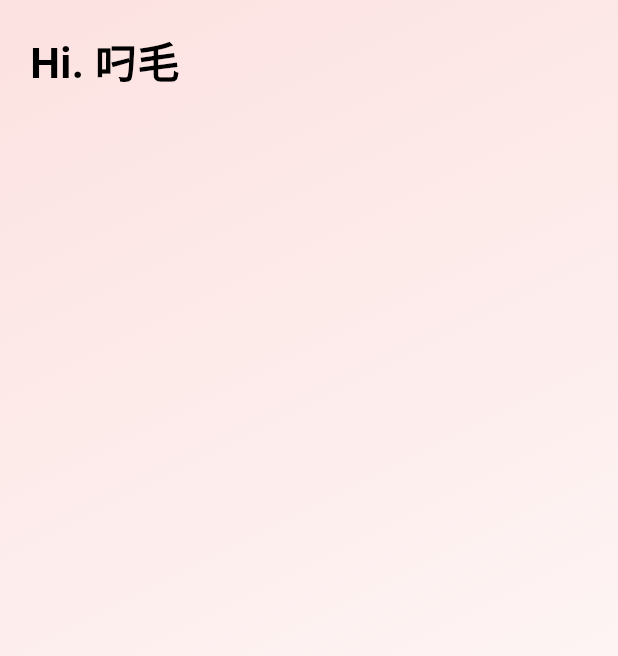
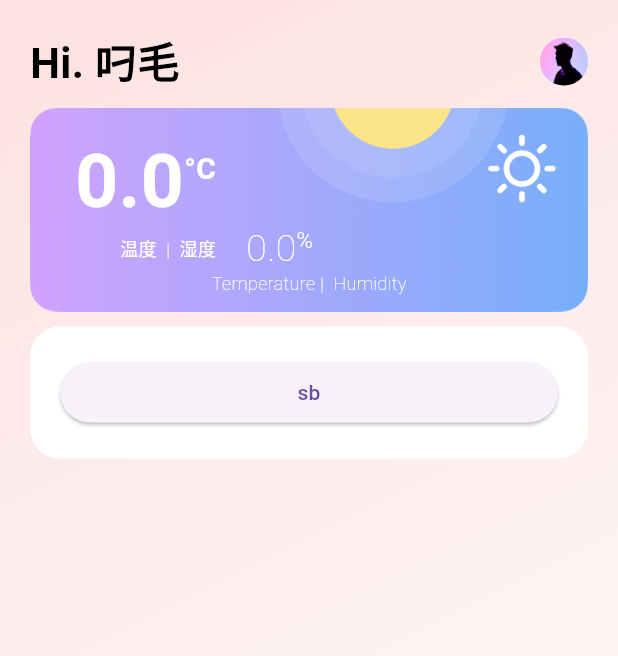
Before and after one commit to Chord-Graduation-design/Control, a Flutter app: the screen it shows after launch, on a phone screen of 412 x 824 dp. Shown: the top 656 px of the screen. Run offline on Flutter 3.47's test engine with Material 2 defaults, Android fonts, the phone set to English and light mode, and no system bars; our stand-ins replace get; missing offline and left inert: mqtt_client.

Commit message:
画出雏形,并与Mqtt服务器建立连接

```diff
--- a/lib/home/view.dart
+++ b/lib/home/view.dart
@@ -24,6 +24,7 @@ class HomePage extends StatelessWidget {
           child: SafeArea(
             child: Column(
               children: [
+                //标题
                 Row(
                   mainAxisAlignment: MainAxisAlignment.spaceBetween,
                   crossAxisAlignment: CrossAxisAlignment.center,
@@ -36,8 +37,35 @@ class HomePage extends StatelessWidget {
                           fontWeight: FontWeight.bold
                       ),
                     ),
+                    CircleAvatar(
+                      minRadius: 16,
+                      backgroundImage: AssetImage("assets/images/user.webp"),
+                    )
                   ]
-                )
+                ),
+                const SizedBox(
+                  height: 10,
+                ),
+                Temperature(),
+                const SizedBox(
+                  height: 10,
+                ),
+                Container(
+                  width: double.infinity,
+                  decoration: const BoxDecoration(
+                    borderRadius: BorderRadius.all(Radius.circular(20)),
+                    color: Colors.white,
+                  ),
+                  child: Padding(
+                    padding: const EdgeInsets.all(20),
+                    child: ElevatedButton(
+                        onPressed: (){
+
+                        },
+                        child: Text('sb')),
+
+                  ),
+                ),
               ],
             ),
           ),
@@ -45,4 +73,79 @@ class HomePage extends StatelessWidget {
       ),
     );
   }
+
+  Temperature(){
+    return Stack(
+        children:[
+          Image.asset("assets/images/Sunny.webp"),
+          Column(
+            children: [
+              SizedBox(height: 20),
+              Row(
+                children: [
+                  const SizedBox(
+                    width: 30,
+                  ),
+                  Obx(() => Text((logic.temp.value).toStringAsFixed(1),
+                      style: const TextStyle(
+                          fontSize: 50,
+                          color: Colors.white,
+                          height: 0,
+                          fontWeight: FontWeight.bold))),
+                  const Padding(
+                      padding: EdgeInsets.fromLTRB(0, 0, 0, 20),
+                      child: Text("°C",
+                          style: TextStyle(
+                              fontSize: 20,
+                              color: Colors.white,
+                              height: 0,
+                              fontWeight: FontWeight.bold))
+                  ),
+                ],
+              ),
+              Row(
+                children: [
+                  const SizedBox(
+                    width: 60,
+                  ),
+                  const Text("温度  |  湿度",
+                      style: TextStyle(
+                          height: 0,
+                          fontSize: 12,
+                          color: Colors.white,
+                          fontWeight: FontWeight.w100)),
+                  const SizedBox(width: 20),
+                  Obx(() => Text((logic.hum.value).toStringAsFixed(1),
+                      style: const TextStyle(
+                          fontSize: 25,
+                          color: Colors.white,
+                          height: 0,
+                          fontWeight: FontWeight.w200))),
+                  const Padding(
+                      padding: EdgeInsets.fromLTRB(0, 0, 0, 10),
+                      child: Text("%",
+                          style: TextStyle(
+                              fontSize: 15,
+                              color: Colors.white,
+                              height: 0,
+                              fontWeight: FontWeight.w300))
+                  ),
+                ],
+
+              ),
+              const Center(
+                child:Text(
+                    "Temperature |  Humidity",
+                    style: TextStyle(
+                        fontSize: 12,
+                        color: Colors.white,
+                        fontWeight: FontWeight.w100)
+                ),
+              )
+            ],
+          )
+        ]
+    );
+  }
+
 }
--- a/lib/main.dart
+++ b/lib/main.dart
@@ -1,9 +1,11 @@
+import 'package:control/Iot.dart';
 import 'package:flutter/material.dart';
 import 'package:get/get.dart';
 
 import 'home/view.dart';
 
 void main() {
+  Iot().connect();
   runApp(const MyApp());
 }
 
@@ -13,6 +15,7 @@ class MyApp extends StatelessWidget {
   // This widget is the root of your application.
   @override
   Widget build(BuildContext context) {
+    Get.log("build MyApp");
     return GetMaterialApp(
       title: 'Flutter Demo',
       theme: ThemeData(
```
Also changed, not shown: lib/Iot.dart (added, +78 -0 lines), lib/home/logic.dart (+19 -2 lines), pubspec.yaml (+5 -2 lines), assets/images/Sunny.webp (added), assets/images/user.webp (added), assets/svg/Sunny.svg (added), assets/svg/ac.svg (added), assets/svg/bright.svg (added), assets/svg/clock.svg (added), assets/svg/drop.svg (added), assets/svg/light.svg (added), assets/svg/snow.svg (added), assets/svg/speaker.svg (added), assets/svg/tv.svg (added), 1 more files, 3 other files.
